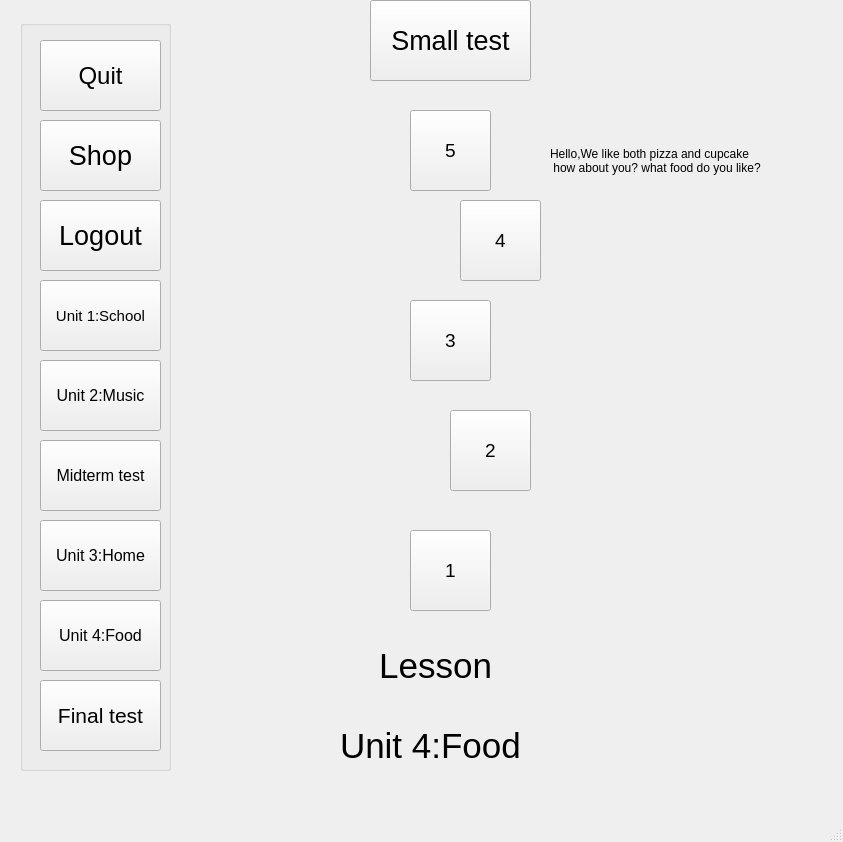
The window that SPCK/Gui/Unit4.ui (trongphuc1/TL-C4K-PTI01-) describes before a commit, drawn with Qt 5.
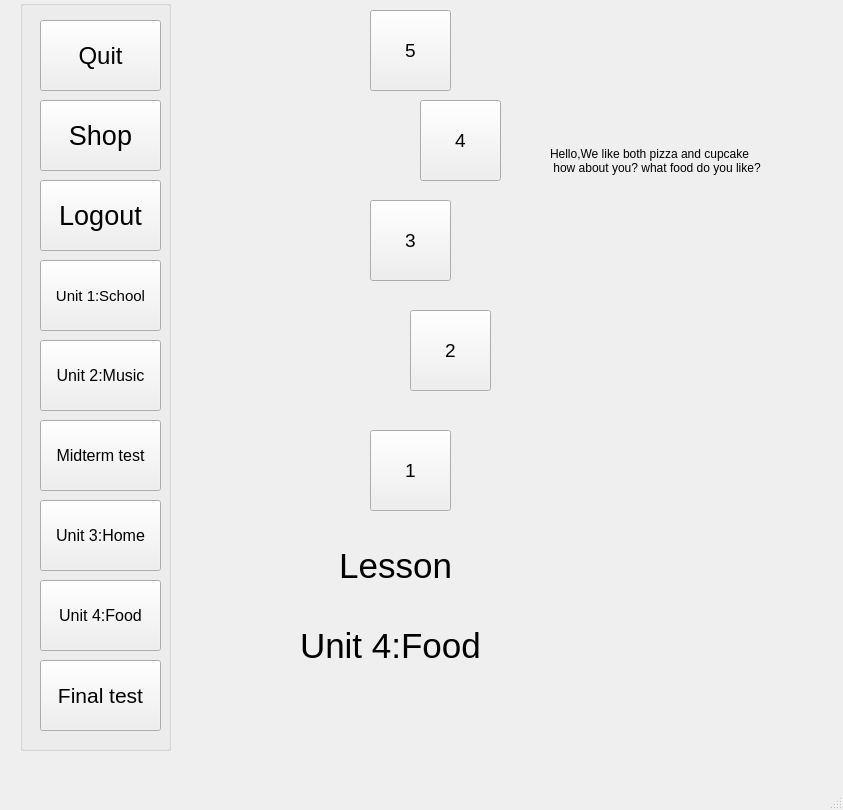
The same window after the commit. Icons and pictures are not drawn.

The edit to the form file:
```diff
--- a/SPCK/Gui/Unit4.ui
+++ b/SPCK/Gui/Unit4.ui
@@ -7,31 +7,13 @@
     <x>0</x>
     <y>0</y>
     <width>843</width>
-    <height>842</height>
+    <height>810</height>
    </rect>
   </property>
   <property name="windowTitle">
    <string>MainWindow</string>
   </property>
   <widget class="QWidget" name="centralwidget">
-   <widget class="QPushButton" name="pushButton_9">
-    <property name="geometry">
-     <rect>
-      <x>370</x>
-      <y>0</y>
-      <width>161</width>
-      <height>81</height>
-     </rect>
-    </property>
-    <property name="font">
-     <font>
-      <pointsize>20</pointsize>
-     </font>
-    </property>
-    <property name="text">
-     <string>Small test</string>
-    </property>
-   </widget>
    <widget class="QLabel" name="label_2">
     <property name="geometry">
      <rect>
@@ -54,8 +36,8 @@
    <widget class="QLabel" name="label">
     <property name="geometry">
      <rect>
-      <x>350</x>
-      <y>620</y>
+      <x>310</x>
+      <y>520</y>
       <width>221</width>
       <height>91</height>
      </rect>
@@ -91,8 +73,8 @@
    <widget class="QPushButton" name="pushButton_6">
     <property name="geometry">
      <rect>
-      <x>410</x>
-      <y>300</y>
+      <x>370</x>
+      <y>200</y>
       <width>81</width>
       <height>81</height>
      </rect>
@@ -109,8 +91,8 @@
    <widget class="QPushButton" name="pushButton_8">
     <property name="geometry">
      <rect>
-      <x>410</x>
-      <y>110</y>
+      <x>370</x>
+      <y>10</y>
       <width>81</width>
       <height>81</height>
      </rect>
@@ -127,8 +109,8 @@
    <widget class="QPushButton" name="pushButton_4">
     <property name="geometry">
      <rect>
-      <x>410</x>
-      <y>530</y>
+      <x>370</x>
+      <y>430</y>
       <width>81</width>
       <height>81</height>
      </rect>
@@ -146,7 +128,7 @@
     <property name="geometry">
      <rect>
       <x>20</x>
-      <y>20</y>
+      <y>0</y>
       <width>151</width>
       <height>751</height>
      </rect>
@@ -320,8 +302,8 @@
    <widget class="QLabel" name="label_4">
     <property name="geometry">
      <rect>
-      <x>340</x>
-      <y>700</y>
+      <x>300</x>
+      <y>600</y>
       <width>261</width>
       <height>91</height>
      </rect>
@@ -338,8 +320,8 @@
    <widget class="QPushButton" name="pushButton_23">
     <property name="geometry">
      <rect>
-      <x>460</x>
-      <y>200</y>
+      <x>420</x>
+      <y>100</y>
       <width>81</width>
       <height>81</height>
      </rect>
@@ -356,8 +338,8 @@
    <widget class="QPushButton" name="pushButton_24">
     <property name="geometry">
      <rect>
-      <x>450</x>
-      <y>410</y>
+      <x>410</x>
+      <y>310</y>
       <width>81</width>
       <height>81</height>
      </rect>
```
